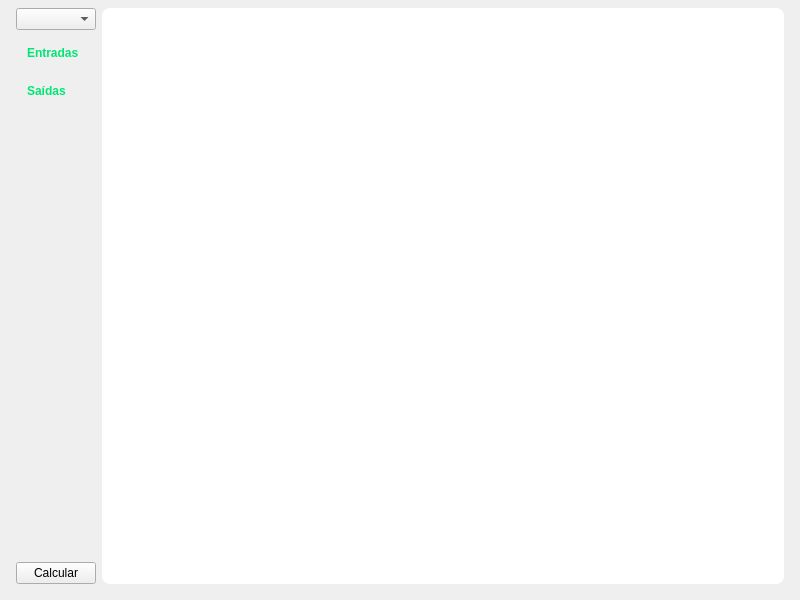
Before: the Qt Designer form src/ui/main/window.ui in luanws/amplifier-circuits, drawn with Qt 5.
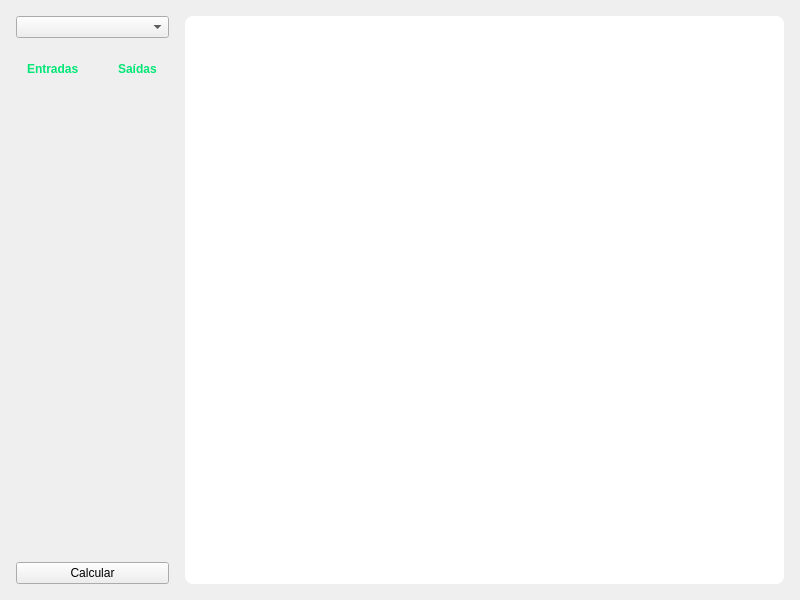
After: the same form once the commit is applied.

Commit message: feat(main): design

The edit to the form file:
```diff
--- a/src/ui/main/window.ui
+++ b/src/ui/main/window.ui
@@ -22,7 +22,7 @@
      <number>16</number>
     </property>
     <property name="topMargin">
-     <number>8</number>
+     <number>16</number>
     </property>
     <property name="rightMargin">
      <number>16</number>
@@ -31,15 +31,18 @@
      <number>16</number>
     </property>
     <item>
-     <layout class="QHBoxLayout" name="horizontalLayout">
-      <item>
-       <layout class="QVBoxLayout" name="verticalLayout_2">
+     <layout class="QGridLayout" name="gridLayout">
         <property name="spacing">
-         <number>8</number>
-        </property>
-        <item>
+       <number>16</number>
+      </property>
+      <item row="0" column="0" colspan="2">
          <widget class="QComboBox" name="amplifier_polarizations_combo_box"/>
         </item>
+      <item row="1" column="0">
+       <layout class="QVBoxLayout" name="verticalLayout_2">
+        <property name="spacing">
+         <number>8</number>
+        </property>
         <item>
          <widget class="QLabel" name="input_label">
           <property name="sizePolicy">
@@ -69,6 +72,20 @@
          </layout>
         </item>
         <item>
+         <widget class="QWidget" name="widget" native="true">
+          <property name="sizePolicy">
+           <sizepolicy hsizetype="Preferred" vsizetype="Expanding">
+            <horstretch>0</horstretch>
+            <verstretch>0</verstretch>
+           </sizepolicy>
+          </property>
+         </widget>
+        </item>
+       </layout>
+      </item>
+      <item row="1" column="1">
+       <layout class="QVBoxLayout" name="verticalLayout_3">
+        <item>
          <widget class="QLabel" name="output_label">
           <property name="sizePolicy">
            <sizepolicy hsizetype="Preferred" vsizetype="Fixed">
@@ -97,7 +114,7 @@
          </layout>
         </item>
         <item>
-         <widget class="QWidget" name="widget" native="true">
+         <widget class="QWidget" name="widget_2" native="true">
           <property name="sizePolicy">
            <sizepolicy hsizetype="Preferred" vsizetype="Expanding">
             <horstretch>0</horstretch>
@@ -106,7 +123,9 @@
           </property>
          </widget>
         </item>
-        <item>
+       </layout>
+      </item>
+      <item row="2" column="0" colspan="2">
          <widget class="QPushButton" name="calculate_push_button">
           <property name="cursor">
            <cursorShape>PointingHandCursor</cursorShape>
@@ -116,9 +135,7 @@
           </property>
          </widget>
         </item>
-       </layout>
-      </item>
-      <item>
+      <item row="0" column="2" rowspan="3">
        <widget class="QWidget" name="graphics_widget" native="true">
         <property name="sizePolicy">
          <sizepolicy hsizetype="Expanding" vsizetype="Expanding">
```
Lines whose indentation alone changed are shown as unchanged. The commit also changes 3 other files.
